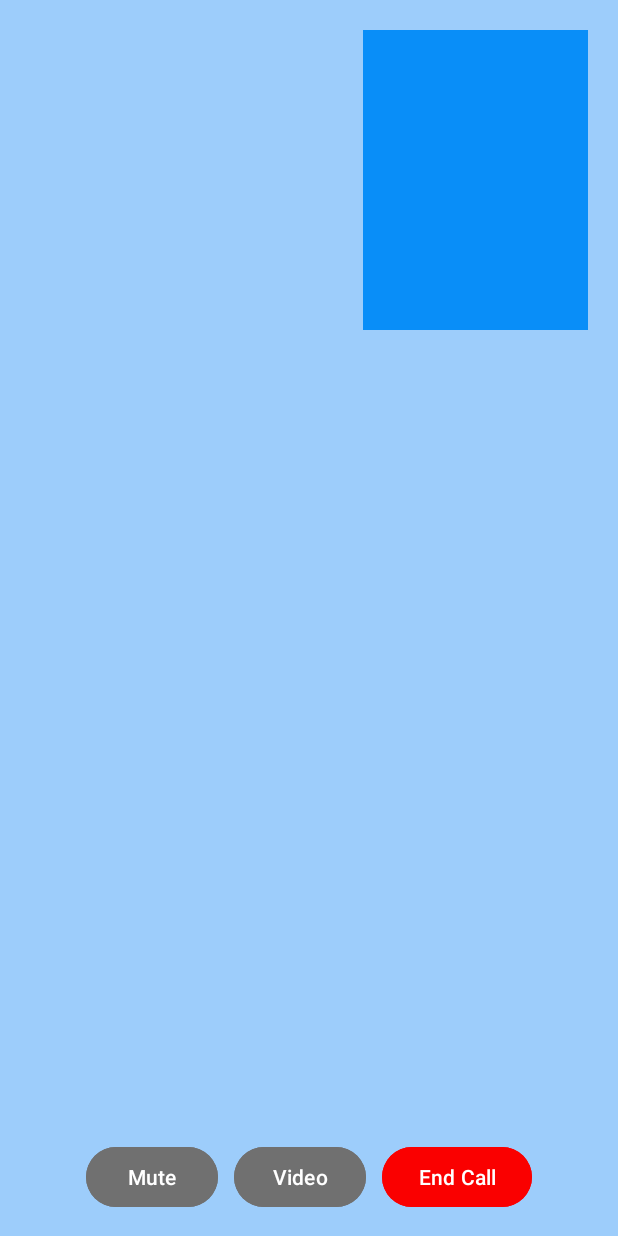
After one commit to Moksh05/MedEase, an Android app: the VideoChatActivity screen opened directly, with no data from a screen before it, on a phone screen of 412 x 824 dp. The commit adds this screen. Run offline under Robolectric (Android 15) with nearby library versions, the phone set to English and light mode, and no system bars.

Commit message:
Minor bug fix + video chat xml added

```diff
--- a/app/src/main/AndroidManifest.xml
+++ b/app/src/main/AndroidManifest.xml
@@ -31,6 +31,9 @@
         android:supportsRtl="true"
         android:theme="@style/Theme.MedEase"
         tools:targetApi="31">
+        <activity
+            android:name=".VideoChatActivity"
+            android:exported="false" />
         <activity
             android:name=".History"
             android:exported="false" />
@@ -93,7 +96,7 @@
         <activity
             android:name=".SignInActivity"
             android:exported="false"
-            android:windowSoftInputMode="adjustResize"></activity>
+            android:windowSoftInputMode="adjustResize" />
     </application>
 
 </manifest>
--- a/app/src/main/java/com/example/medease/BookingActivity.kt
+++ b/app/src/main/java/com/example/medease/BookingActivity.kt
@@ -88,13 +88,14 @@ class BookingActivity : AppCompatActivity() {
                     Toast.makeText(this,"Time has already passed cant book right now",Toast.LENGTH_LONG).show()
                 }else{
                     scheduleAppointment(docId!!, typeOfAppointment!!)
+                    startActivity(Intent(this,Home::class.java))
                 }
 
             } else {
                 Toast.makeText(this, "Please Fill all the entries", Toast.LENGTH_LONG).show()
             }
 
-            startActivity(Intent(this,Home::class.java))
+
         }
     }
 
--- a/app/src/main/java/com/example/medease/SignInActivity.kt
+++ b/app/src/main/java/com/example/medease/SignInActivity.kt
@@ -42,11 +42,15 @@ class SignInActivity : AppCompatActivity() {
 
 
         binding.signupText.setOnClickListener {
+            binding.LoginText.setText("Sign Up")
+            binding.welcomeRegister.setText("Register Yourself")
             binding.viewflipper.setOutAnimation(this, R.anim.slide_left)
             binding.viewflipper.setInAnimation(this, R.anim.slide_right)
             binding.viewflipper.showNext()
         }
         binding.signinText.setOnClickListener {
+            binding.LoginText.setText("Login")
+            binding.welcomeRegister.setText("Welcome User")
             binding.viewflipper.setInAnimation(this, R.anim.slide_left)
             binding.viewflipper.setOutAnimation(this, R.anim.slide_right)
             binding.viewflipper.showPrevious()
--- /dev/null
+++ b/app/src/main/java/com/example/medease/VideoChatActivity.kt
@@ -0,0 +1,11 @@
+package com.example.medease
+
+import androidx.appcompat.app.AppCompatActivity
+import android.os.Bundle
+
+class VideoChatActivity : AppCompatActivity() {
+    override fun onCreate(savedInstanceState: Bundle?) {
+        super.onCreate(savedInstanceState)
+        setContentView(R.layout.activity_video_chat)
+    }
+}
--- /dev/null
+++ b/app/src/main/res/drawable/background.xml
@@ -0,0 +1,5 @@
+<?xml version="1.0" encoding="utf-8"?>
+<layer-list xmlns:android="http://schemas.android.com/apk/res/android">
+    <item android:drawable="@drawable/back_img"
+        android:scaleType="fitCenter" /> <!-- Adjust scaleType as needed -->
+</layer-list>
--- a/app/src/main/res/drawable/button_back.xml
+++ b/app/src/main/res/drawable/button_back.xml
@@ -1,4 +1,4 @@
 <?xml version="1.0" encoding="utf-8"?>
 <shape android:shape="rectangle" xmlns:android="http://schemas.android.com/apk/res/android">
-<gradient android:startColor="#2196F3" android:endColor="#83BCEA" android:angle="90"></gradient>
+<gradient android:startColor="#098EF8" android:endColor="#5DABEA" android:angle="90"></gradient>
 </shape>
--- a/app/src/main/res/drawable/profile.xml
+++ b/app/src/main/res/drawable/profile.xml
@@ -1,4 +1,4 @@
-<vector android:height="40dp" android:tint="#FFFFFF"
+<vector android:height="40dp" android:tint="#000000"
     android:viewportHeight="24" android:viewportWidth="24"
     android:width="40dp" xmlns:android="http://schemas.android.com/apk/res/android">
     <path android:fillColor="@color/black" android:pathData="M12,2C6.48,2 2,6.48 2,12s4.48,10 10,10s10,-4.48 10,-10S17.52,2 12,2zM12,6c1.93,0 3.5,1.57 3.5,3.5S13.93,13 12,13s-3.5,-1.57 -3.5,-3.5S10.07,6 12,6zM12,20c-2.03,0 -4.43,-0.82 -6.14,-2.88C7.55,15.8 9.68,15 12,15s4.45,0.8 6.14,2.12C16.43,19.18 14.03,20 12,20z"/>
--- a/app/src/main/res/layout/activity_home.xml
+++ b/app/src/main/res/layout/activity_home.xml
@@ -4,7 +4,7 @@
     xmlns:tools="http://schemas.android.com/tools"
     android:layout_width="match_parent"
     android:layout_height="match_parent"
-    tools:openDrawer="start"
+
     android:id="@+id/drawerlayout"
 
     tools:context=".Home">
@@ -16,7 +16,7 @@
             android:id="@+id/support_toolbar"
             android:layout_width="match_parent"
             android:layout_height="?attr/actionBarSize"
-            android:background="@drawable/button_back">
+            android:background="#4DCEE8FB">
         </androidx.appcompat.widget.Toolbar>
     </com.google.android.material.appbar.AppBarLayout>
 
--- /dev/null
+++ b/app/src/main/res/layout/activity_video_chat.xml
@@ -0,0 +1,79 @@
+<?xml version="1.0" encoding="utf-8"?>
+<RelativeLayout
+    xmlns:android="http://schemas.android.com/apk/res/android"
+    xmlns:app="http://schemas.android.com/apk/res-auto"
+    android:layout_width="match_parent"
+    android:layout_height="match_parent"
+    >
+
+    <!-- Remote Video View -->
+    <RelativeLayout
+        android:id="@+id/video_area"
+        android:layout_width="match_parent"
+        android:layout_height="wrap_content"
+        app:layout_constraintBottom_toBottomOf="parent"
+        app:layout_constraintEnd_toEndOf="parent"
+        app:layout_constraintStart_toStartOf="parent"
+        app:layout_constraintTop_toTopOf="parent">
+
+
+        <FrameLayout
+            android:background="@color/colorsecondary_blue"
+            android:id="@+id/remote_video_view"
+            android:layout_width="match_parent"
+            android:layout_height="match_parent">
+
+
+        </FrameLayout>
+
+        <FrameLayout
+            android:background="@color/colorPrimary_blue"
+            android:id="@+id/local_video_view"
+            android:layout_width="150dp"
+            android:layout_margin="20dp"
+            android:layout_height="200dp"
+            android:layout_alignParentEnd="true"
+            android:layout_alignParentTop="true"/>
+    </RelativeLayout>
+
+    <!-- Local Video View -->
+
+    <!-- Call Control Buttons -->
+    <LinearLayout
+        android:id="@+id/linearLayout"
+        android:layout_width="match_parent"
+        android:layout_height="wrap_content"
+        android:layout_alignParentBottom="true"
+        android:gravity="center_horizontal"
+        android:orientation="horizontal"
+        android:layout_marginBottom="10dp"
+        app:layout_constraintBottom_toBottomOf="parent"
+        app:layout_constraintEnd_toEndOf="parent"
+        app:layout_constraintStart_toStartOf="parent"
+        app:layout_constraintTop_toBottomOf="@+id/video_area">
+
+        <Button
+            android:backgroundTint="#707070"
+            android:id="@+id/mute_button"
+            android:layout_width="wrap_content"
+            android:layout_height="wrap_content"
+            android:layout_margin="5dp"
+            android:text="Mute" />
+
+        <Button
+            android:backgroundTint="#707070"
+            android:id="@+id/video_button"
+            android:layout_width="wrap_content"
+            android:layout_height="wrap_content"
+            android:layout_margin="5dp"
+            android:text="Video" />
+
+        <Button
+            android:backgroundTint="#FA0000"
+            android:id="@+id/end_call_button"
+            android:layout_width="wrap_content"
+            android:layout_height="wrap_content"
+            android:layout_margin="5dp"
+            android:text="End Call" />
+    </LinearLayout>
+</RelativeLayout>
--- a/app/src/main/res/menu/toolbar_menu.xml
+++ b/app/src/main/res/menu/toolbar_menu.xml
@@ -5,6 +5,7 @@
     <item android:visible="true"
         android:id="@+id/toolbar_profile"
         android:title="Profile"
+        android:iconTint="@color/black"
         android:icon="@drawable/profile"
         app:showAsAction="always">
     </item>
```
Also changed, not shown: app/src/main/java/com/example/medease/addedit_medication.kt (+37 -3 lines), app/src/main/res/layout/activity_signin.xml (+58 -26 lines), app/src/main/res/drawable/back_img.jpg (added), app/src/main/res/drawable/img.jpg (added), app/src/main/res/drawable/inverted_stethecope.png (added), app/src/main/res/drawable/login_img.png (added).
